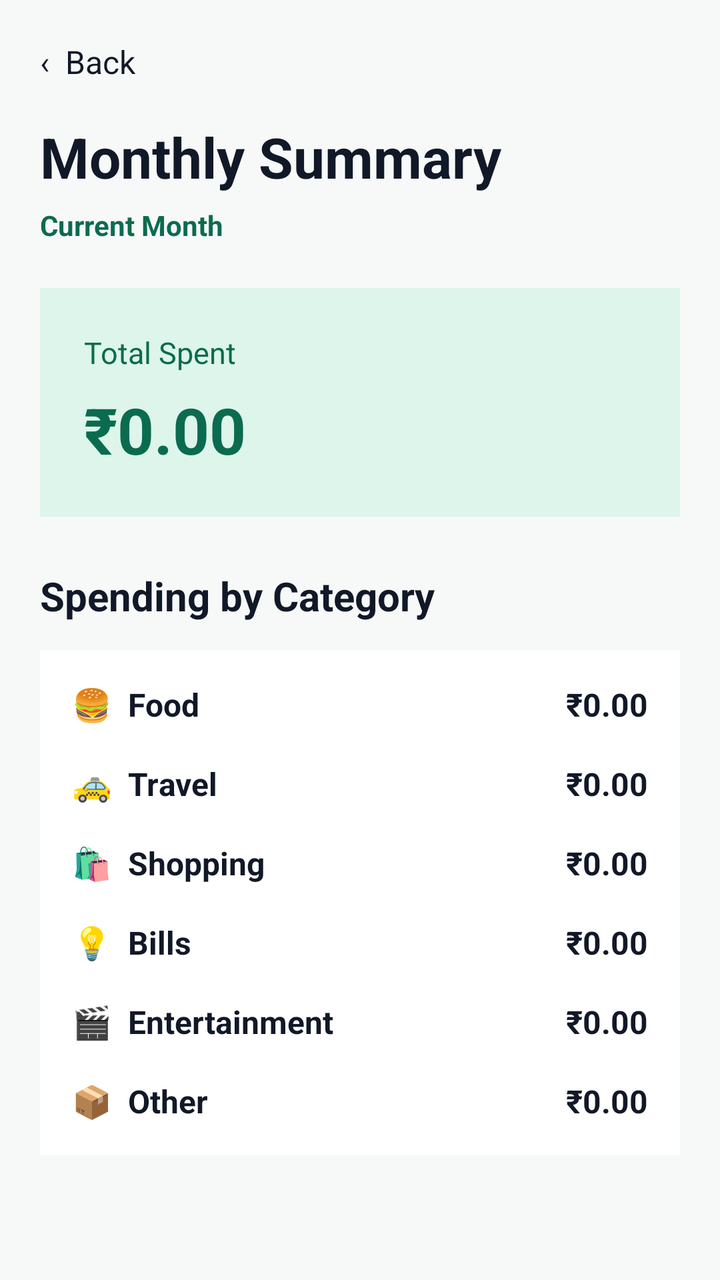
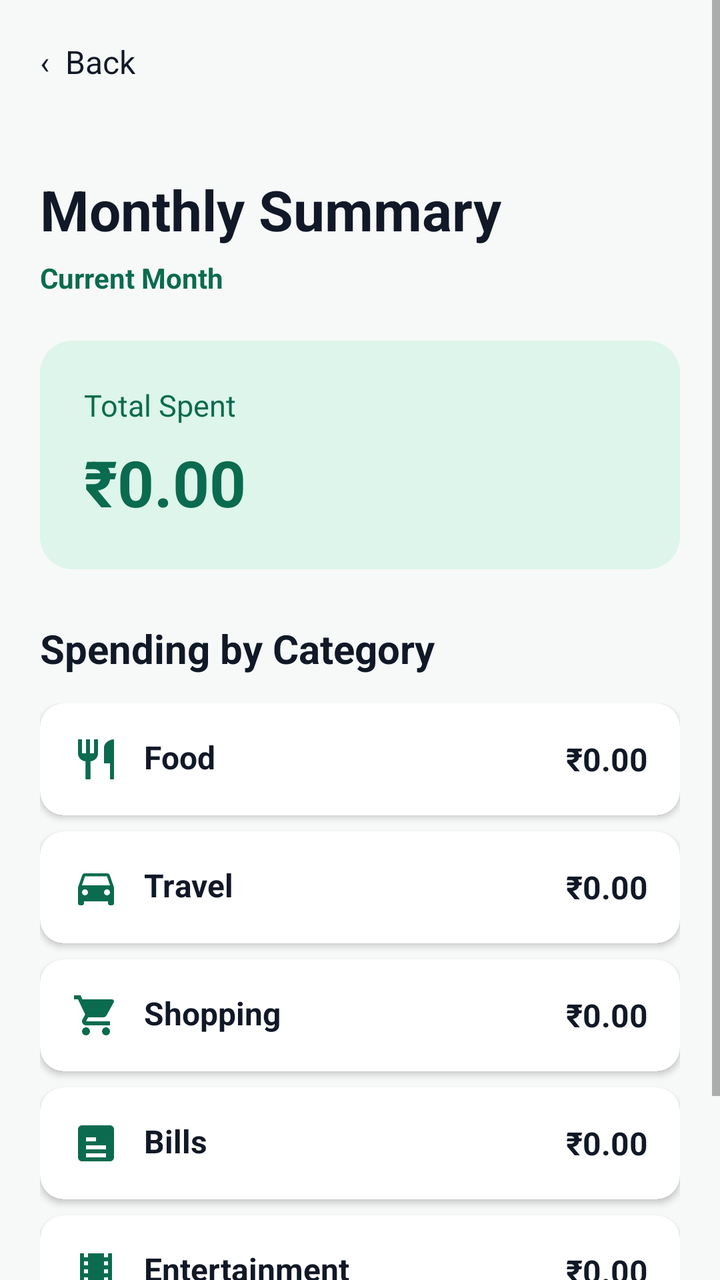

Before-and-after screenshots of an Android layout around one commit, followed by the original layout XML and the change that was made.
<!-- AndroidManifest.xml: application theme Theme.ExpenseTrack -->
<!-- res/layout/activity_summary.xml -->
<?xml version="1.0" encoding="utf-8"?>
<ScrollView xmlns:android="http://schemas.android.com/apk/res/android"
    android:layout_width="match_parent"
    android:layout_height="match_parent"
    android:background="#F7F9F8"
    android:fillViewport="true">

    <LinearLayout
        android:layout_width="match_parent"
        android:layout_height="wrap_content"
        android:orientation="vertical"
        android:padding="20dp">

        <TextView
            android:id="@+id/tvBack"
            android:layout_width="wrap_content"
            android:layout_height="wrap_content"
            android:text="‹  Back"
            android:textColor="#111827"
            android:textSize="16sp"
            android:clickable="true"
            android:focusable="true" />

        <TextView
            android:layout_width="wrap_content"
            android:layout_height="wrap_content"
            android:layout_marginTop="18dp"
            android:text="Monthly Summary"
            android:textColor="#111827"
            android:textSize="28sp"
            android:textStyle="bold" />

        <TextView
            android:id="@+id/tvSummaryMonth"
            android:layout_width="wrap_content"
            android:layout_height="wrap_content"
            android:layout_marginTop="6dp"
            android:text="Current Month"
            android:textColor="#0B6B4F"
            android:textSize="14sp"
            android:textStyle="bold" />

        <LinearLayout
            android:layout_width="match_parent"
            android:layout_height="wrap_content"
            android:layout_marginTop="22dp"
            android:background="#DDF5EA"
            android:orientation="vertical"
            android:padding="22dp">

            <TextView
                android:layout_width="wrap_content"
                android:layout_height="wrap_content"
                android:text="Total Spent"
                android:textColor="#0B6B4F"
                android:textSize="15sp" />

            <TextView
                android:id="@+id/tvSummaryTotal"
                android:layout_width="wrap_content"
                android:layout_height="wrap_content"
                android:layout_marginTop="7dp"
                android:text="₹0.00"
                android:textColor="#0B6B4F"
                android:textSize="32sp"
                android:textStyle="bold" />

        </LinearLayout>

        <TextView
            android:layout_width="wrap_content"
            android:layout_height="wrap_content"
            android:layout_marginTop="26dp"
            android:text="Spending by Category"
            android:textColor="#111827"
            android:textSize="20sp"
            android:textStyle="bold" />

        <LinearLayout
            android:layout_width="match_parent"
            android:layout_height="wrap_content"
            android:layout_marginTop="14dp"
            android:background="#FFFFFF"
            android:orientation="vertical"
            android:padding="16dp">

            
            <LinearLayout
                android:layout_width="match_parent"
                android:layout_height="wrap_content"
                android:orientation="horizontal"
                android:gravity="center_vertical">
                <TextView
                    android:layout_width="0dp"
                    android:layout_height="wrap_content"
                    android:layout_weight="1"
                    android:text="🍔  Food"
                    android:textColor="#111827"
                    android:textSize="16sp"
                    android:textStyle="bold" />
                <TextView
                    android:id="@+id/tvFoodTotal"
                    android:layout_width="wrap_content"
                    android:layout_height="wrap_content"
                    android:text="₹0.00"
                    android:textColor="#111827"
                    android:textSize="16sp"
                    android:textStyle="bold" />
            </LinearLayout>

            
            <LinearLayout
                android:layout_width="match_parent"
                android:layout_height="wrap_content"
                android:layout_marginTop="18dp"
                android:orientation="horizontal"
                android:gravity="center_vertical">
                <TextView
                    android:layout_width="0dp"
                    android:layout_height="wrap_content"
                    android:layout_weight="1"
                    android:text="🚕  Travel"
                    android:textColor="#111827"
                    android:textSize="16sp"
                    android:textStyle="bold" />
                <TextView
                    android:id="@+id/tvTravelTotal"
                    android:layout_width="wrap_content"
                    android:layout_height="wrap_content"
                    android:text="₹0.00"
                    android:textColor="#111827"
                    android:textSize="16sp"
                    android:textStyle="bold" />
            </LinearLayout>

            
            <LinearLayout
                android:layout_width="match_parent"
                android:layout_height="wrap_content"
                android:layout_marginTop="18dp"
                android:orientation="horizontal"
                android:gravity="center_vertical">
                <TextView
                    android:layout_width="0dp"
                    android:layout_height="wrap_content"
                    android:layout_weight="1"
                    android:text="🛍  Shopping"
                    android:textColor="#111827"
                    android:textSize="16sp"
                    android:textStyle="bold" />
                <TextView
                    android:id="@+id/tvShoppingTotal"
                    android:layout_width="wrap_content"
                    android:layout_height="wrap_content"
                    android:text="₹0.00"
                    android:textColor="#111827"
                    android:textSize="16sp"
                    android:textStyle="bold" />
            </LinearLayout>

            
            <LinearLayout
                android:layout_width="match_parent"
                android:layout_height="wrap_content"
                android:layout_marginTop="18dp"
                android:orientation="horizontal"
                android:gravity="center_vertical">
                <TextView
                    android:layout_width="0dp"
                    android:layout_height="wrap_content"
                    android:layout_weight="1"
                    android:text="💡  Bills"
                    android:textColor="#111827"
                    android:textSize="16sp"
                    android:textStyle="bold" />
                <TextView
                    android:id="@+id/tvBillsTotal"
                    android:layout_width="wrap_content"
                    android:layout_height="wrap_content"
                    android:text="₹0.00"
                    android:textColor="#111827"
                    android:textSize="16sp"
                    android:textStyle="bold" />
            </LinearLayout>

            
            <LinearLayout
                android:layout_width="match_parent"
                android:layout_height="wrap_content"
                android:layout_marginTop="18dp"
                android:orientation="horizontal"
                android:gravity="center_vertical">
                <TextView
                    android:layout_width="0dp"
                    android:layout_height="wrap_content"
                    android:layout_weight="1"
                    android:text="🎬  Entertainment"
                    android:textColor="#111827"
                    android:textSize="16sp"
                    android:textStyle="bold" />
                <TextView
                    android:id="@+id/tvEntertainmentTotal"
                    android:layout_width="wrap_content"
                    android:layout_height="wrap_content"
                    android:text="₹0.00"
                    android:textColor="#111827"
                    android:textSize="16sp"
                    android:textStyle="bold" />
            </LinearLayout>

            
            <LinearLayout
                android:layout_width="match_parent"
                android:layout_height="wrap_content"
                android:layout_marginTop="18dp"
                android:orientation="horizontal"
                android:gravity="center_vertical">
                <TextView
                    android:layout_width="0dp"
                    android:layout_height="wrap_content"
                    android:layout_weight="1"
                    android:text="📦  Other"
                    android:textColor="#111827"
                    android:textSize="16sp"
                    android:textStyle="bold" />
                <TextView
                    android:id="@+id/tvOtherTotal"
                    android:layout_width="wrap_content"
                    android:layout_height="wrap_content"
                    android:text="₹0.00"
                    android:textColor="#111827"
                    android:textSize="16sp"
                    android:textStyle="bold" />
            </LinearLayout>

        </LinearLayout>

    </LinearLayout>

</ScrollView>
<!-- resources referenced by this layout -->
<resources>
  <style name="Theme.ExpenseTrack" parent="Theme.AppCompat.Light.NoActionBar">
          
          <item name="colorPrimary">@color/primary</item>
          <item name="colorPrimaryDark">@color/primary</item>
          <item name="colorAccent">@color/primary</item>
  
          
          <item name="android:windowBackground">@color/background</item>
  
          
          <item name="android:statusBarColor">@color/primary</item>
      </style>
  <color name="primary">#0B6B4F</color>
  <color name="background">#F7F9F8</color>
</resources>

<!-- the commit's change to res/layout/activity_summary.xml (unified diff, before → after) -->
@@ -1,5 +1,6 @@
 <?xml version="1.0" encoding="utf-8"?>
 <ScrollView xmlns:android="http://schemas.android.com/apk/res/android"
+    xmlns:app="http://schemas.android.com/apk/res-auto"
     android:layout_width="match_parent"
     android:layout_height="match_parent"
     android:background="#F7F9F8"
@@ -15,11 +16,12 @@
             android:id="@+id/tvBack"
             android:layout_width="wrap_content"
             android:layout_height="wrap_content"
+            android:clickable="true"
+            android:focusable="true"
+            android:minHeight="48dp"
             android:text="‹  Back"
             android:textColor="#111827"
-            android:textSize="16sp"
-            android:clickable="true"
-            android:focusable="true" />
+            android:textSize="16sp" />
 
         <TextView
             android:layout_width="wrap_content"
@@ -40,32 +42,39 @@
             android:textSize="14sp"
             android:textStyle="bold" />
 
-        <LinearLayout
+        <com.google.android.material.card.MaterialCardView
             android:layout_width="match_parent"
             android:layout_height="wrap_content"
             android:layout_marginTop="22dp"
-            android:background="#DDF5EA"
-            android:orientation="vertical"
-            android:padding="22dp">
-
-            <TextView
-                android:layout_width="wrap_content"
-                android:layout_height="wrap_content"
-                android:text="Total Spent"
-                android:textColor="#0B6B4F"
-                android:textSize="15sp" />
-
-            <TextView
-                android:id="@+id/tvSummaryTotal"
-                android:layout_width="wrap_content"
-                android:layout_height="wrap_content"
-                android:layout_marginTop="7dp"
-                android:text="₹0.00"
-                android:textColor="#0B6B4F"
-                android:textSize="32sp"
-                android:textStyle="bold" />
-
-        </LinearLayout>
+            app:cardBackgroundColor="#DDF5EA"
+            app:cardCornerRadius="16dp"
+            app:cardElevation="0dp"
+            app:strokeWidth="0dp">
+
+            <LinearLayout
+                android:layout_width="match_parent"
+                android:layout_height="wrap_content"
+                android:orientation="vertical"
+                android:padding="22dp">
+
+                <TextView
+                    android:layout_width="wrap_content"
+                    android:layout_height="wrap_content"
+                    android:text="Total Spent"
+                    android:textColor="#0B6B4F"
+                    android:textSize="15sp" />
+
+                <TextView
+                    android:id="@+id/tvSummaryTotal"
+                    android:layout_width="wrap_content"
+                    android:layout_height="wrap_content"
+                    android:layout_marginTop="7dp"
+                    android:text="₹0.00"
+                    android:textColor="#0B6B4F"
+                    android:textSize="32sp"
+                    android:textStyle="bold" />
+            </LinearLayout>
+        </com.google.android.material.card.MaterialCardView>
 
         <TextView
             android:layout_width="wrap_content"
@@ -80,161 +89,223 @@
             android:layout_width="match_parent"
             android:layout_height="wrap_content"
             android:layout_marginTop="14dp"
-            android:background="#FFFFFF"
-            android:orientation="vertical"
-            android:padding="16dp">
-
-            
-            <LinearLayout
-                android:layout_width="match_parent"
-                android:layout_height="wrap_content"
-                android:orientation="horizontal"
-                android:gravity="center_vertical">
-                <TextView
-                    android:layout_width="0dp"
-                    android:layout_height="wrap_content"
-                    android:layout_weight="1"
-                    android:text="🍔  Food"
-                    android:textColor="#111827"
-                    android:textSize="16sp"
-                    android:textStyle="bold" />
-                <TextView
-                    android:id="@+id/tvFoodTotal"
-                    android:layout_width="wrap_content"
-                    android:layout_height="wrap_content"
-                    android:text="₹0.00"
-                    android:textColor="#111827"
-                    android:textSize="16sp"
-                    android:textStyle="bold" />
-            </LinearLayout>
-
-            
-            <LinearLayout
-                android:layout_width="match_parent"
-                android:layout_height="wrap_content"
-                android:layout_marginTop="18dp"
-                android:orientation="horizontal"
-                android:gravity="center_vertical">
-                <TextView
-                    android:layout_width="0dp"
-                    android:layout_height="wrap_content"
-                    android:layout_weight="1"
-                    android:text="🚕  Travel"
-                    android:textColor="#111827"
-                    android:textSize="16sp"
-                    android:textStyle="bold" />
-                <TextView
-                    android:id="@+id/tvTravelTotal"
-                    android:layout_width="wrap_content"
-                    android:layout_height="wrap_content"
-                    android:text="₹0.00"
-                    android:textColor="#111827"
-                    android:textSize="16sp"
-                    android:textStyle="bold" />
-            </LinearLayout>
-
-            
-            <LinearLayout
-                android:layout_width="match_parent"
-                android:layout_height="wrap_content"
-                android:layout_marginTop="18dp"
-                android:orientation="horizontal"
-                android:gravity="center_vertical">
-                <TextView
-                    android:layout_width="0dp"
-                    android:layout_height="wrap_content"
-                    android:layout_weight="1"
-                    android:text="🛍  Shopping"
-                    android:textColor="#111827"
-                    android:textSize="16sp"
-                    android:textStyle="bold" />
-                <TextView
-                    android:id="@+id/tvShoppingTotal"
-                    android:layout_width="wrap_content"
-                    android:layout_height="wrap_content"
-                    android:text="₹0.00"
-                    android:textColor="#111827"
-                    android:textSize="16sp"
-                    android:textStyle="bold" />
-            </LinearLayout>
-
-            
-            <LinearLayout
-                android:layout_width="match_parent"
-                android:layout_height="wrap_content"
-                android:layout_marginTop="18dp"
-                android:orientation="horizontal"
-                android:gravity="center_vertical">
-                <TextView
-                    android:layout_width="0dp"
-                    android:layout_height="wrap_content"
-                    android:layout_weight="1"
-                    android:text="💡  Bills"
-                    android:textColor="#111827"
-                    android:textSize="16sp"
-                    android:textStyle="bold" />
-                <TextView
-                    android:id="@+id/tvBillsTotal"
-                    android:layout_width="wrap_content"
-                    android:layout_height="wrap_content"
-                    android:text="₹0.00"
-                    android:textColor="#111827"
-                    android:textSize="16sp"
-                    android:textStyle="bold" />
-            </LinearLayout>
-
-            
-            <LinearLayout
-                android:layout_width="match_parent"
-                android:layout_height="wrap_content"
-                android:layout_marginTop="18dp"
-                android:orientation="horizontal"
-                android:gravity="center_vertical">
-                <TextView
-                    android:layout_width="0dp"
-                    android:layout_height="wrap_content"
-                    android:layout_weight="1"
-                    android:text="🎬  Entertainment"
-                    android:textColor="#111827"
-                    android:textSize="16sp"
-                    android:textStyle="bold" />
-                <TextView
-                    android:id="@+id/tvEntertainmentTotal"
-                    android:layout_width="wrap_content"
-                    android:layout_height="wrap_content"
-                    android:text="₹0.00"
-                    android:textColor="#111827"
-                    android:textSize="16sp"
-                    android:textStyle="bold" />
-            </LinearLayout>
-
-            
-            <LinearLayout
-                android:layout_width="match_parent"
-                android:layout_height="wrap_content"
-                android:layout_marginTop="18dp"
-                android:orientation="horizontal"
-                android:gravity="center_vertical">
-                <TextView
-                    android:layout_width="0dp"
-                    android:layout_height="wrap_content"
-                    android:layout_weight="1"
-                    android:text="📦  Other"
-                    android:textColor="#111827"
-                    android:textSize="16sp"
-                    android:textStyle="bold" />
-                <TextView
-                    android:id="@+id/tvOtherTotal"
-                    android:layout_width="wrap_content"
-                    android:layout_height="wrap_content"
-                    android:text="₹0.00"
-                    android:textColor="#111827"
-                    android:textSize="16sp"
-                    android:textStyle="bold" />
-            </LinearLayout>
-
+            android:orientation="vertical">
+
+            
+            <com.google.android.material.card.MaterialCardView
+                android:layout_width="match_parent"
+                android:layout_height="wrap_content"
+                app:cardCornerRadius="12dp"
+                app:cardElevation="2dp"
+                app:strokeWidth="0dp">
+                <LinearLayout
+                    android:layout_width="match_parent"
+                    android:layout_height="wrap_content"
+                    android:orientation="horizontal"
+                    android:gravity="center_vertical"
+                    android:padding="16dp">
+                    <TextView
+                        android:layout_width="0dp"
+                        android:layout_height="wrap_content"
+                        android:layout_weight="1"
+                        android:text="Food"
+                        app:drawableStartCompat="@drawable/ic_food"
+                        android:drawablePadding="12dp"
+                        app:drawableTint="#0B6B4F"
+                        android:textColor="#111827"
+                        android:textSize="16sp"
+                        android:textStyle="bold" />
+                    <TextView
+                        android:id="@+id/tvFoodTotal"
+                        android:layout_width="wrap_content"
+                        android:layout_height="wrap_content"
+                        android:text="₹0.00"
+                        android:textColor="#111827"
+                        android:textSize="16sp"
+                        android:textStyle="bold" />
+                </LinearLayout>
+            </com.google.android.material.card.MaterialCardView>
+
+            
+            <com.google.android.material.card.MaterialCardView
+                android:layout_width="match_parent"
+                android:layout_height="wrap_content"
+                android:layout_marginTop="8dp"
+                app:cardCornerRadius="12dp"
+                app:cardElevation="2dp"
+                app:strokeWidth="0dp">
+                <LinearLayout
+                    android:layout_width="match_parent"
+                    android:layout_height="wrap_content"
+                    android:layout_marginTop="0dp"
+                    android:orientation="horizontal"
+                    android:gravity="center_vertical"
+                    android:padding="16dp">
+                    <TextView
+                        android:layout_width="0dp"
+                        android:layout_height="wrap_content"
+                        android:layout_weight="1"
+                        android:text="Travel"
+                        app:drawableStartCompat="@drawable/ic_travel"
+                        android:drawablePadding="12dp"
+                        app:drawableTint="#0B6B4F"
+                        android:textColor="#111827"
+                        android:textSize="16sp"
+                        android:textStyle="bold" />
+                    <TextView
+                        android:id="@+id/tvTravelTotal"
+                        android:layout_width="wrap_content"
+                        android:layout_height="wrap_content"
+                        android:text="₹0.00"
+                        android:textColor="#111827"
+                        android:textSize="16sp"
+                        android:textStyle="bold" />
+                </LinearLayout>
+            </com.google.android.material.card.MaterialCardView>
+
+            
+            <com.google.android.material.card.MaterialCardView
+                android:layout_width="match_parent"
+                android:layout_height="wrap_content"
+                android:layout_marginTop="8dp"
+                app:cardCornerRadius="12dp"
+                app:cardElevation="2dp"
+                app:strokeWidth="0dp">
+                <LinearLayout
+                    android:layout_width="match_parent"
+                    android:layout_height="wrap_content"
+                    android:orientation="horizontal"
+                    android:gravity="center_vertical"
+                    android:padding="16dp">
+                    <TextView
+                        android:layout_width="0dp"
+                        android:layout_height="wrap_content"
+                        android:layout_weight="1"
+                        android:text="Shopping"
+                        app:drawableStartCompat="@drawable/ic_shopping"
+                        android:drawablePadding="12dp"
+                        app:drawableTint="#0B6B4F"
+                        android:textColor="#111827"
+                        android:textSize="16sp"
+                        android:textStyle="bold" />
+                    <TextView
+                        android:id="@+id/tvShoppingTotal"
+                        android:layout_width="wrap_content"
+                        android:layout_height="wrap_content"
+                        android:text="₹0.00"
+                        android:textColor="#111827"
+                        android:textSize="16sp"
+                        android:textStyle="bold" />
+                </LinearLayout>
+            </com.google.android.material.card.MaterialCardView>
+
+            
+            <com.google.android.material.card.MaterialCardView
+                android:layout_width="match_parent"
+                android:layout_height="wrap_content"
+                android:layout_marginTop="8dp"
+                app:cardCornerRadius="12dp"
+                app:cardElevation="2dp"
+                app:strokeWidth="0dp">
+                <LinearLayout
+                    android:layout_width="match_parent"
+                    android:layout_height="wrap_content"
+                    android:orientation="horizontal"
+                    android:gravity="center_vertical"
+                    android:padding="16dp">
+                    <TextView
+                        android:layout_width="0dp"
+                        android:layout_height="wrap_content"
+                        android:layout_weight="1"
+                        android:text="Bills"
+                        app:drawableStartCompat="@drawable/ic_bills"
+                        android:drawablePadding="12dp"
+                        app:drawableTint="#0B6B4F"
+                        android:textColor="#111827"
+                        android:textSize="16sp"
+                        android:textStyle="bold" />
+                    <TextView
+                        android:id="@+id/tvBillsTotal"
+                        android:layout_width="wrap_content"
+                        android:layout_height="wrap_content"
+                        android:text="₹0.00"
+                        android:textColor="#111827"
+                        android:textSize="16sp"
+                        android:textStyle="bold" />
+                </LinearLayout>
+            </com.google.android.material.card.MaterialCardView>
+
+            
+            <com.google.android.material.card.MaterialCardView
+                android:layout_width="match_parent"
+                android:layout_height="wrap_content"
+                android:layout_marginTop="8dp"
+                app:cardCornerRadius="12dp"
+                app:cardElevation="2dp"
+                app:strokeWidth="0dp">
+                <LinearLayout
+                    android:layout_width="match_parent"
+                    android:layout_height="wrap_content"
+                    android:orientation="horizontal"
+                    android:gravity="center_vertical"
+                    android:padding="16dp">
+                    <TextView
+                        android:layout_width="0dp"
+                        android:layout_height="wrap_content"
+                        android:layout_weight="1"
+                        android:text="Entertainment"
+                        app:drawableStartCompat="@drawable/ic_entertainment"
+                        android:drawablePadding="12dp"
+                        app:drawableTint="#0B6B4F"
+                        android:textColor="#111827"
+                        android:textSize="16sp"
+                        android:textStyle="bold" />
+                    <TextView
+                        android:id="@+id/tvEntertainmentTotal"
+                        android:layout_width="wrap_content"
+                        android:layout_height="wrap_content"
+                        android:text="₹0.00"
+                        android:textColor="#111827"
+                        android:textSize="16sp"
+                        android:textStyle="bold" />
+                </LinearLayout>
+            </com.google.android.material.card.MaterialCardView>
+
+            
+            <com.google.android.material.card.MaterialCardView
+                android:layout_width="match_parent"
+                android:layout_height="wrap_content"
+                android:layout_marginTop="8dp"
+                app:cardCornerRadius="12dp"
+                app:cardElevation="2dp"
+                app:strokeWidth="0dp">
+                <LinearLayout
+                    android:layout_width="match_parent"
+                    android:layout_height="wrap_content"
+                    android:orientation="horizontal"
+                    android:gravity="center_vertical"
+                    android:padding="16dp">
+                    <TextView
+                        android:layout_width="0dp"
+                        android:layout_height="wrap_content"
+                        android:layout_weight="1"
+                        android:text="Other"
+                        app:drawableStartCompat="@drawable/ic_other"
+                        android:drawablePadding="12dp"
+                        app:drawableTint="#0B6B4F"
+                        android:textColor="#111827"
+                        android:textSize="16sp"
+                        android:textStyle="bold" />
+                    <TextView
+                        android:id="@+id/tvOtherTotal"
+                        android:layout_width="wrap_content"
+                        android:layout_height="wrap_content"
+                        android:text="₹0.00"
+                        android:textColor="#111827"
+                        android:textSize="16sp"
+                        android:textStyle="bold" />
+                </LinearLayout>
+            </com.google.android.material.card.MaterialCardView>
         </LinearLayout>
-
     </LinearLayout>
-
 </ScrollView>
<!-- resource entries referenced after the edit -->
@@ -1,6 +1,66 @@
 <!-- resources referenced by this layout -->
 <resources>
-  <style name="Theme.ExpenseTrack" parent="Theme.AppCompat.Light.NoActionBar">
+  <!-- drawable ic_bills (drawable) -->
+  <vector xmlns:android="http://schemas.android.com/apk/res/android"
+      android:width="24dp"
+      android:height="24dp"
+      android:viewportWidth="24"
+      android:viewportHeight="24">
+      <path
+          android:fillColor="#FF000000"
+          android:pathData="M19,3H5c-1.11,0 -2,0.89 -2,2v14c0,1.1 0.89,2 2,2h14c1.1,0 2,-0.9 2,-2V5c0,-1.11 -0.9,-2 -2,-2z M12,11H7V9h5v2z M17,15H7v-2h10v2z M17,19H7v-2h10v2z" />
+  </vector>
+  <!-- drawable ic_entertainment (drawable) -->
+  <vector xmlns:android="http://schemas.android.com/apk/res/android"
+      android:width="24dp"
+      android:height="24dp"
+      android:viewportWidth="24"
+      android:viewportHeight="24">
+      <path
+          android:fillColor="#FF000000"
+          android:pathData="M18,3v2h-2V3H8v2H6V3H4v18h2v-2h2v2h8v-2h2v2h2V3H18z M8,17H6v-2h2v2z M8,13H6v-2h2v2z M8,9H6V7h2v2z M18,17h-2v-2h2v2z M18,13h-2v-2h2v2z M18,9h-2V7h2v2z" />
+  </vector>
+  <!-- drawable ic_food (drawable) -->
+  <vector xmlns:android="http://schemas.android.com/apk/res/android"
+      android:width="24dp"
+      android:height="24dp"
+      android:viewportWidth="24"
+      android:viewportHeight="24">
+      <path
+          android:fillColor="#FF000000"
+          android:pathData="M11,9H9V2H7V9H5V2H3V9c0,2.12 1.66,3.84 3.75,3.97V22h2.5v-9.03C11.34,12.84 13,11.12 13,9V2h-2V9z M16,6v8h3v8h2V2c-2.76,0 -5,2.24 -5,4z" />
+  </vector>
+  <!-- drawable ic_other (drawable) -->
+  <vector xmlns:android="http://schemas.android.com/apk/res/android"
+      android:width="24dp"
+      android:height="24dp"
+      android:viewportWidth="24"
+      android:viewportHeight="24">
+      <path
+          android:fillColor="#FF000000"
+          android:pathData="M20,6h-8l-2,-2H4C2.9,4 2.01,4.9 2.01,6L2,18c0,1.1 0.9,2 2,2h16c1.1,0 2,-0.9 2,-2V8C22,6.9 21.1,6 20,6z" />
+  </vector>
+  <!-- drawable ic_shopping (drawable) -->
+  <vector xmlns:android="http://schemas.android.com/apk/res/android"
+      android:width="24dp"
+      android:height="24dp"
+      android:viewportWidth="24"
+      android:viewportHeight="24">
+      <path
+          android:fillColor="#FF000000"
+          android:pathData="M7,18c-1.1,0 -1.99,0.9 -1.99,2S5.9,22 7,22s2,-0.9 2,-2 -0.9,-2 -2,-2z M1,2v2h2l3.6,7.59 -1.35,2.45c-0.16,0.28 -0.25,0.61 -0.25,0.96 0,1.1 0.9,2 2,2h12v-2H7.42c-0.14,0 -0.25,-0.11 -0.25,-0.25l0.03,-0.12 0.9,-1.63h7.45c0.75,0 1.41,-0.41 1.75,-1.03l3.58,-6.49c0.08,-0.14 0.12,-0.31 0.12,-0.48 0,-0.55 -0.45,-1 -1,-1H5.21l-0.94,-2H1z M17,18c-1.1,0 -1.99,0.9 -1.99,2s0.89,2 1.99,2 2,-0.9 2,-2 -0.9,-2 -2,-2z" />
+  </vector>
+  <!-- drawable ic_travel (drawable) -->
+  <vector xmlns:android="http://schemas.android.com/apk/res/android"
+      android:width="24dp"
+      android:height="24dp"
+      android:viewportWidth="24"
+      android:viewportHeight="24">
+      <path
+          android:fillColor="#FF000000"
+          android:pathData="M18.92,6.01C18.72,5.42 18.16,5 17.5,5h-11c-0.66,0 -1.21,0.42 -1.42,1.01L3,12v8c0,0.55 0.45,1 1,1h1c0.55,0 1,-0.45 1,-1v-1h12v1c0,0.55 0.45,1 1,1h1c0.55,0 1,-0.45 1,-1v-8L18.92,6.01z M6.5,16c-0.83,0 -1.5,-0.67 -1.5,-1.5S5.67,13 6.5,13s1.5,0.67 1.5,1.5S7.33,16 6.5,16z M17.5,16c-0.83,0 -1.5,-0.67 -1.5,-1.5s0.67,-1.5 1.5,-1.5s1.5,0.67 1.5,1.5S18.33,16 17.5,16z M5,11l1.5,-4.5h11L19,11H5z" />
+  </vector>
+  <style name="Theme.ExpenseTrack" parent="Theme.MaterialComponents.Light.NoActionBar">
           
           <item name="colorPrimary">@color/primary</item>
           <item name="colorPrimaryDark">@color/primary</item>
